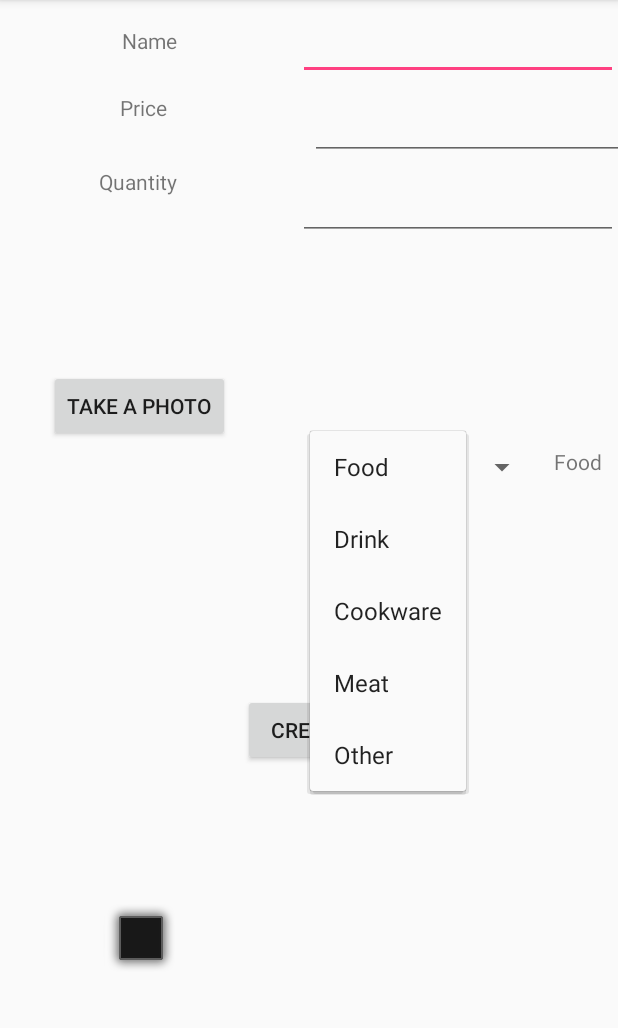
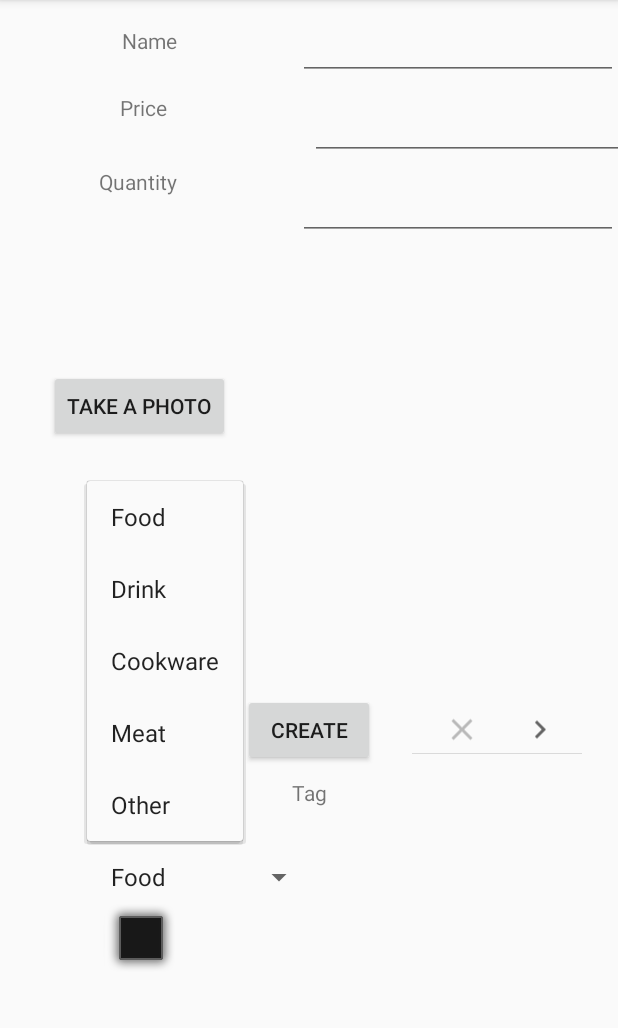
Before and after one commit to caihua2400/AccountShoppingList, an Android app: the AddItemActivity screen opened directly, with no data from a screen before it, after a tap on "Food", on a phone screen of 412 x 824 dp, the part 84-1112 px from its top. Run offline under Robolectric (Android 15) with nearby library versions, the phone set to English and light mode, and no system bars; 3 other taps on this screen came first.

Commit message:
add item screen finished

```diff
--- a/app/src/main/java/com/example/owner/accountshoppinglist/AddItemActivity.java
+++ b/app/src/main/java/com/example/owner/accountshoppinglist/AddItemActivity.java
@@ -13,12 +13,15 @@ import android.support.v4.app.ActivityCompat;
 import android.support.v4.content.FileProvider;
 import android.support.v7.app.AppCompatActivity;
 import android.os.Bundle;
+import android.text.TextUtils;
 import android.view.View;
 import android.widget.AdapterView;
 import android.widget.ArrayAdapter;
 import android.widget.Button;
 import android.widget.EditText;
 import android.widget.ImageView;
+import android.widget.ListView;
+import android.widget.SearchView;
 import android.widget.Spinner;
 import android.widget.TextView;
 import android.widget.Toast;
@@ -26,6 +29,7 @@ import android.widget.Toast;
 import java.io.File;
 import java.io.IOException;
 import java.text.SimpleDateFormat;
+import java.util.ArrayList;
 import java.util.Date;
 
 public class AddItemActivity extends AppCompatActivity {
@@ -34,7 +38,8 @@ public class AddItemActivity extends AppCompatActivity {
     static final int REQUEST_SHARE_IMAGE = 2;
     String mCurrentPhotoPath;
     String tag="";
-
+    private static ArrayList<String> nameList;
+    private static ArrayList<String> findNameList;
 
     @Override
     protected void onCreate(Bundle savedInstanceState) {
@@ -42,22 +47,24 @@ public class AddItemActivity extends AppCompatActivity {
         setContentView(R.layout.activity_add_item);
         ShoppingItemDatabase dbConnection = new ShoppingItemDatabase(this);
         db = dbConnection.openDatabase();
+        nameList=DatabaseUtility.selectAllName(db);
+        findNameList=new ArrayList<String>();
         final EditText mName = findViewById(R.id.mName);
         final EditText mPrice = findViewById(R.id.mPrice);
         final EditText mQuantity = findViewById(R.id.mQuantity);
         Button button_create = findViewById(R.id.button_create);
-        final TextView mTag=findViewById(R.id.text_tag);
-        Spinner spinner = findViewById(R.id.spinner_tag);
-        Button button_Take_photo=findViewById(R.id.button_take_photo);
-        final String[] spinner_items = getResources().getStringArray(R.array.tag_list);
-        ArrayAdapter<String> arrayAdapter_spinner = new ArrayAdapter<String>(AddItemActivity.this, android.R.layout.simple_list_item_1, spinner_items);
-        spinner.setAdapter(arrayAdapter_spinner);
-
-        spinner.setOnItemSelectedListener(new AdapterView.OnItemSelectedListener() {
+        final ListView name_list_view=findViewById(R.id.name_list);
+        final SearchView name_search=findViewById(R.id.searchView_nameList);
+        final Spinner spinner_tag=findViewById(R.id.spinner_tag);
+        final ArrayAdapter<String> spinner_adapter=
+                new ArrayAdapter<String>(AddItemActivity.this,android.R.layout.simple_list_item_1,getResources().getStringArray(R.array.tag_list));
+        spinner_tag.setAdapter(spinner_adapter);
+        spinner_tag.setOnItemSelectedListener(new AdapterView.OnItemSelectedListener() {
             @Override
             public void onItemSelected(AdapterView<?> adapterView, View view, int i, long l) {
-                    tag=spinner_items[i];
-                    mTag.setText(tag);
+                 String[] spin_items=getResources().getStringArray(R.array.tag_list);
+                 tag=spin_items[i];
+                 Toast.makeText(AddItemActivity.this,"tagged successful",Toast.LENGTH_SHORT).show();
             }
 
             @Override
@@ -65,6 +72,13 @@ public class AddItemActivity extends AppCompatActivity {
 
             }
         });
+        final ArrayAdapter<String> name_adapter=new ArrayAdapter<String>(AddItemActivity.this,android.R.layout.simple_list_item_1,nameList);
+        name_list_view.setAdapter(name_adapter);
+
+        Button button_Take_photo=findViewById(R.id.button_take_photo);
+
+
+
 
         button_Take_photo.setOnClickListener(new View.OnClickListener() {
             @Override
@@ -78,7 +92,7 @@ public class AddItemActivity extends AppCompatActivity {
             public void onClick(View view) {
                 ShoppingItem p=new ShoppingItem();
                 p.setName(mName.getText().toString());
-                p.setTag(mTag.getText().toString());
+                p.setTag(tag);
                 p.setPath(mCurrentPhotoPath);
                 p.setPrice(Integer.parseInt(mPrice.getText().toString()) );
                 p.setQuantity(Integer.parseInt(mQuantity.getText().toString()));
@@ -88,6 +102,68 @@ public class AddItemActivity extends AppCompatActivity {
                 startActivity(intent);
             }
         });
+
+        name_search.setSubmitButtonEnabled(true);
+        name_search.setOnQueryTextListener(new SearchView.OnQueryTextListener() {
+            @Override
+            public boolean onQueryTextSubmit(String s) {
+                if(TextUtils.isEmpty(s)){
+                    Toast.makeText(AddItemActivity.this,"please input name to filter",Toast.LENGTH_SHORT).show();
+                    name_list_view.setAdapter(name_adapter);
+                }else{
+                    findNameList.clear();
+                    for(int i=0;i<nameList.size();i++){
+                        String oldName=nameList.get(i);
+                        if(oldName.toUpperCase().equals(s)){
+                            findNameList.add(s);
+                            break;
+                        }
+                    }
+                    if(findNameList.size()==0){
+                        Toast.makeText(AddItemActivity.this,"the item you search does not exist",Toast.LENGTH_SHORT).show();
+                    }else{
+                        Toast.makeText(AddItemActivity.this,"search successful",Toast.LENGTH_SHORT).show();
+                        ArrayAdapter<String> findNameAdapter=new ArrayAdapter<String>(AddItemActivity.this,android.R.layout.simple_list_item_1,findNameList);
+                        name_list_view.setAdapter(findNameAdapter);
+                    }
+                }
+
+                return false;
+            }
+
+            @Override
+            public boolean onQueryTextChange(String s) {
+                if(TextUtils.isEmpty(s)){
+                    name_list_view.setAdapter(name_adapter);
+                }else{
+                    findNameList.clear();
+                    for(int i=0;i<nameList.size();i++){
+                        String oldName=nameList.get(i);
+                        if(oldName.toUpperCase().contains(s.toUpperCase())){
+                            findNameList.add(oldName);
+                        }
+                    }
+                    ArrayAdapter<String> findNameAdapter=new ArrayAdapter<String>(AddItemActivity.this,android.R.layout.simple_list_item_1,findNameList);
+                    name_list_view.setAdapter(findNameAdapter);
+                }
+                return false;
+            }
+        });
+
+        name_list_view.setOnItemClickListener(new AdapterView.OnItemClickListener() {
+            @Override
+            public void onItemClick(AdapterView<?> adapterView, View view, int i, long l) {
+                if(findNameList.size()>0){
+                    String name= findNameList.get(i);
+                    mName.setText(name);
+                }else{
+                    String name=nameList.get(i);
+                    mName.setText(name);
+                }
+
+            }
+        });
+
 
     }
     private void requestToTakeAPicture()
--- a/app/src/main/java/com/example/owner/accountshoppinglist/DatabaseUtility.java
+++ b/app/src/main/java/com/example/owner/accountshoppinglist/DatabaseUtility.java
@@ -72,6 +72,19 @@ public class DatabaseUtility {
         db.delete(TABLE_NAME,KEY_SHOPPINGITEM_ID+"= ?",new String[]{""+s.getId()});
 
     }
+    public static ArrayList<String> selectAllName(SQLiteDatabase db){
+        ArrayList<String> result=new ArrayList<>();
+        Cursor c= db.query(TABLE_NAME,null,null,null,null,null,null);
+        if(c!=null){
+            c.moveToNext();
+            while(!c.isAfterLast()){
+                String p=createFromCursor(c).getName();
+                result.add(p);
+                c.moveToNext();
+            }
+        }
+        return result;
+    }
     public static ArrayList<ShoppingItem> selectAll(SQLiteDatabase db){
         ArrayList<ShoppingItem> results=new ArrayList<ShoppingItem>();
         Cursor c= db.query(TABLE_NAME,null,null,null,null,null,null);
--- a/app/src/main/res/layout/activity_add_item.xml
+++ b/app/src/main/res/layout/activity_add_item.xml
@@ -122,29 +122,55 @@
         app:layout_constraintVertical_bias="0.738"
         app:srcCompat="@android:drawable/alert_dark_frame" />
 
-    <Spinner
-        android:id="@+id/spinner_tag"
-        android:layout_width="0dp"
-        android:layout_height="wrap_content"
+    <ListView
+        android:id="@+id/name_list"
+        android:layout_width="103dp"
+        android:layout_height="139dp"
+        android:layout_marginEnd="8dp"
+        android:layout_marginTop="8dp"
+        app:layout_constraintBottom_toBottomOf="parent"
+        app:layout_constraintEnd_toEndOf="parent"
+        app:layout_constraintTop_toBottomOf="@+id/searchView_nameList" />
+
+    <SearchView
+        android:id="@+id/searchView_nameList"
+        android:layout_width="129dp"
+        android:layout_height="32dp"
         android:layout_marginBottom="8dp"
+        android:layout_marginEnd="8dp"
         android:layout_marginStart="8dp"
         android:layout_marginTop="8dp"
-
-        app:layout_constraintBottom_toTopOf="@+id/button_create"
-        app:layout_constraintStart_toStartOf="@+id/mQuantity"
-        app:layout_constraintTop_toBottomOf="@+id/mQuantity" />
+        android:queryHint="search pre-built by name"
+        app:layout_constraintBottom_toBottomOf="@+id/button_create"
+        app:layout_constraintEnd_toEndOf="parent"
+        app:layout_constraintStart_toEndOf="@+id/button_create"
+        app:layout_constraintTop_toTopOf="@+id/button_create" />
 
     <TextView
         android:id="@+id/text_tag"
         android:layout_width="wrap_content"
         android:layout_height="wrap_content"
+        android:layout_marginEnd="8dp"
+        android:layout_marginStart="8dp"
+        android:layout_marginTop="8dp"
+        android:text="Tag"
+        app:layout_constraintEnd_toEndOf="@+id/button_create"
+        app:layout_constraintStart_toStartOf="@+id/button_create"
+        app:layout_constraintTop_toBottomOf="@+id/button_create" />
+
+    <Spinner
+        android:id="@+id/spinner_tag"
+        android:layout_width="wrap_content"
+        android:layout_height="wrap_content"
         android:layout_marginBottom="8dp"
         android:layout_marginEnd="8dp"
-        android:layout_marginStart="8dp"
-        android:text=""
-        app:layout_constraintBottom_toBottomOf="@+id/spinner_tag"
-        app:layout_constraintEnd_toEndOf="parent"
-        app:layout_constraintStart_toEndOf="@+id/spinner_tag"
-        app:layout_constraintTop_toTopOf="@+id/spinner_tag" />
+        android:layout_marginTop="8dp"
+        app:layout_constraintBottom_toBottomOf="parent"
+        app:layout_constraintEnd_toEndOf="@+id/text_tag"
+        app:layout_constraintHorizontal_bias="1.0"
+        app:layout_constraintStart_toStartOf="@+id/text_tag"
+        app:layout_constraintTop_toBottomOf="@+id/text_tag"
+        app:layout_constraintVertical_bias="0.09" />
+
 
 </android.support.constraint.ConstraintLayout>
```
